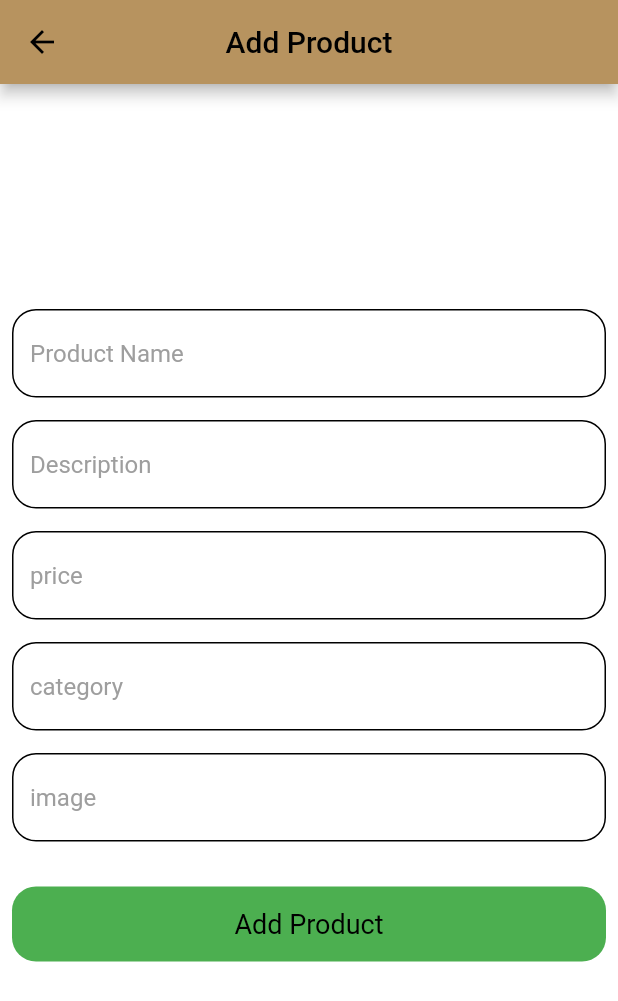
After one commit to Elywa/Store-App, a Flutter app: the AddProductView screen opened by its route, on a phone screen of 412 x 824 dp. The commit adds this screen. Shown: the top 1001 px of the screen. Run offline on Flutter 3.47's test engine with Material 3 defaults, Android fonts, the phone set to English and light mode, and no system bars; drawn by our look-alikes of modal_progress_hud_nsn; our stand-ins replace font_awesome_flutter; network calls fail.

Commit message:
Adding category products and category types and favourite products and add products service

```diff
--- a/lib/main.dart
+++ b/lib/main.dart
@@ -1,5 +1,7 @@
 import 'package:flutter/material.dart';
+import 'package:store/views/add_product_details.dart';
 import 'package:store/views/cart_view.dart';
+import 'package:store/views/category_name_product.dart';
 import 'package:store/views/favourite_view.dart';
 import 'package:store/views/home_view.dart';
 import 'package:store/views/profile_view.dart';
@@ -27,6 +29,8 @@ class Base extends StatelessWidget {
         HomeView.id: (context) => HomeView(),
         ProfileView.id: (context) => ProfileView(),
         SearchView.id: (context) => SearchView(),
+        CategoryNameProducts.id: (context) => CategoryNameProducts(),
+        AddProductView.id: (context) => AddProductView(),
       },
       initialRoute: StoreView.id,
     );
--- /dev/null
+++ b/lib/views/add_product_details.dart
@@ -0,0 +1,126 @@
+import 'package:flutter/material.dart';
+import 'package:modal_progress_hud_nsn/modal_progress_hud_nsn.dart';
+import 'package:store/functions/functions.dart';
+import 'package:store/services/add_product_service.dart';
+import 'package:store/widgets/custom_button.dart';
+import 'package:store/widgets/custom_text_form_field.dart';
+
+class AddProductView extends StatefulWidget {
+  AddProductView({Key? key}) : super(key: key);
+
+  static String id = 'AddProductView';
+  @override
+  State<AddProductView> createState() => _AddProductViewState();
+}
+
+class _AddProductViewState extends State<AddProductView> {
+  bool isLoading = false;
+
+  GlobalKey<FormState> formKey = GlobalKey();
+
+  late String productName, desc, image, price, category;
+
+  @override
+  Widget build(BuildContext context) {
+    return ModalProgressHUD(
+      inAsyncCall: isLoading,
+      child: Scaffold(
+        appBar: AppBar(
+          iconTheme: const IconThemeData(color: Colors.black),
+          backgroundColor: const Color(0xffB7935F),
+          centerTitle: true,
+          title: const Text(
+            'Add Product',
+            style: TextStyle(color: Colors.black),
+          ),
+        ),
+        backgroundColor: Colors.white,
+        body: Padding(
+          padding: const EdgeInsets.symmetric(horizontal: 8),
+          child: Form(
+            key: formKey,
+            child: ListView(
+              children: [
+                const SizedBox(
+                  height: 150,
+                ),
+                CustomFormTextField(
+                  onChanged: (data) {
+                    productName = data;
+                  },
+                  hintText: 'Product Name',
+                ),
+                const SizedBox(
+                  height: 15,
+                ),
+                CustomFormTextField(
+                  onChanged: (data) {
+                    desc = data;
+                  },
+                  hintText: 'Description',
+                ),
+                const SizedBox(
+                  height: 15,
+                ),
+                CustomFormTextField(
+                  onChanged: (data) {
+                    price = data;
+                  },
+                  keyboradTpe: TextInputType.number,
+                  hintText: 'price',
+                ),
+                const SizedBox(
+                  height: 15,
+                ),
+                CustomFormTextField(
+                  onChanged: (data) {
+                    category = data;
+                  },
+                  hintText: 'category',
+                ),
+                const SizedBox(
+                  height: 15,
+                ),
+                CustomFormTextField(
+                  onChanged: (data) {
+                    image = data;
+                  },
+                  hintText: 'image',
+                ),
+                const SizedBox(
+                  height: 30,
+                ),
+                CustomButton(
+                  text: 'Add Product',
+                  ontTap: () async {
+                    if (formKey.currentState!.validate()) {
+                      isLoading = true;
+                      setState(() {});
+                      try {
+                        AddProductService().addProductService(
+                            title: productName,
+                            price: price,
+                            description: desc,
+                            category: category,
+                            image: image);
+
+                        showSnackBar(context, 'Added Succefully');
+                      } catch (ex) {
+                        showSnackBar(context, ex.toString());
+                      }
+
+                      isLoading = false;
+                      setState(() {});
+                    }  else {
+                      showSnackBar(context, 'oops! , try again later ');
+                    }
+                  },
+                ),
+              ],
+            ),
+          ),
+        ),
+      ),
+    );
+  }
+}
--- a/lib/views/update_product_view.dart
+++ b/lib/views/update_product_view.dart
@@ -33,7 +33,7 @@ class _UpdateProductViewState extends State<UpdateProductView> {
         appBar: AppBar(
           iconTheme: const IconThemeData(color: Colors.black),
           elevation: 0,
-          backgroundColor: Colors.transparent,
+          backgroundColor: const Color(0xffB7935F),
           centerTitle: true,
           title: const Text(
             'Update Product ',
@@ -93,8 +93,9 @@ class _UpdateProductViewState extends State<UpdateProductView> {
                   ontTap: () async {
                     isLoading = true;
                     setState(() {});
-                    await updateProductService(product);
+
                     try {
+                      await updateProductService(product);
                       print('Success');
                     } catch (e) {
                       print(e.toString());
--- /dev/null
+++ b/lib/widgets/custom_text_form_field.dart
@@ -0,0 +1,40 @@
+import 'package:flutter/material.dart';
+
+class CustomFormTextField extends StatelessWidget {
+  CustomFormTextField({this.hintText, this.onChanged, this.keyboradTpe });
+  Function(String)? onChanged;
+  String? hintText;
+  TextInputType? keyboradTpe;
+
+  @override
+  Widget build(BuildContext context) {
+    return TextFormField(
+
+      validator: (data) {
+        if (data!.isEmpty) {
+          return 'field is required';
+        }
+      },
+      keyboardType: keyboradTpe,
+      onChanged: onChanged,
+      decoration: InputDecoration(
+        hintText: hintText,
+        hintStyle: const TextStyle(
+          color: Colors.grey,
+        ),
+        enabledBorder: OutlineInputBorder(
+          borderRadius: BorderRadius.circular(16),
+          borderSide: const BorderSide(
+            color: Colors.black,
+          ),
+        ),
+        border: OutlineInputBorder(
+          borderRadius: BorderRadius.circular(16),
+          borderSide: const BorderSide(
+            color: Colors.black,
+          ),
+        ),
+      ),
+    );
+  }
+}
```
Also changed, not shown: lib/functions/functions.dart (added, +9 -0 lines), lib/helper/api.dart (+7 -6 lines), lib/views/category_name_product.dart (added, +60 -0 lines), lib/views/favourite_view.dart (+20 -3 lines), lib/views/search_ciew.dart (+40 -3 lines), lib/views/store_view.dart (+15 -3 lines), lib/widgets/custom_card.dart (+37 -5 lines), lib/widgets/custom_category_card.dart (added, +44 -0 lines).
